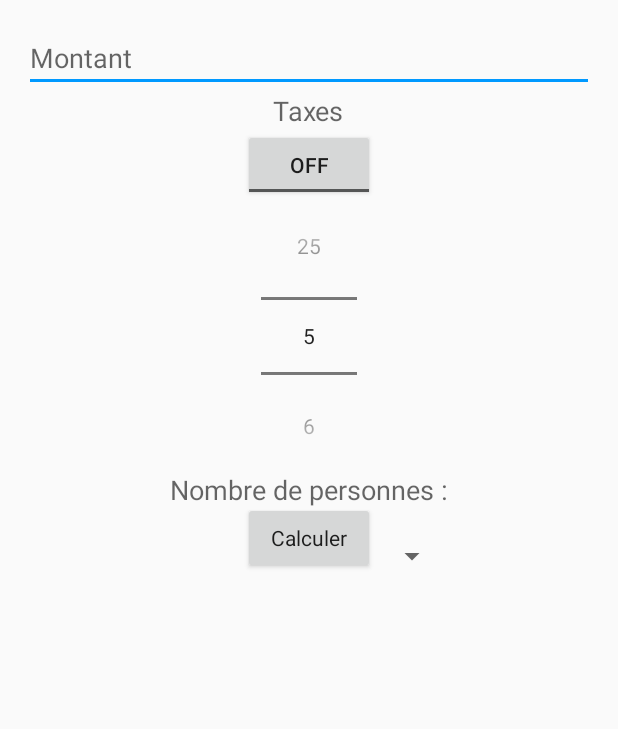
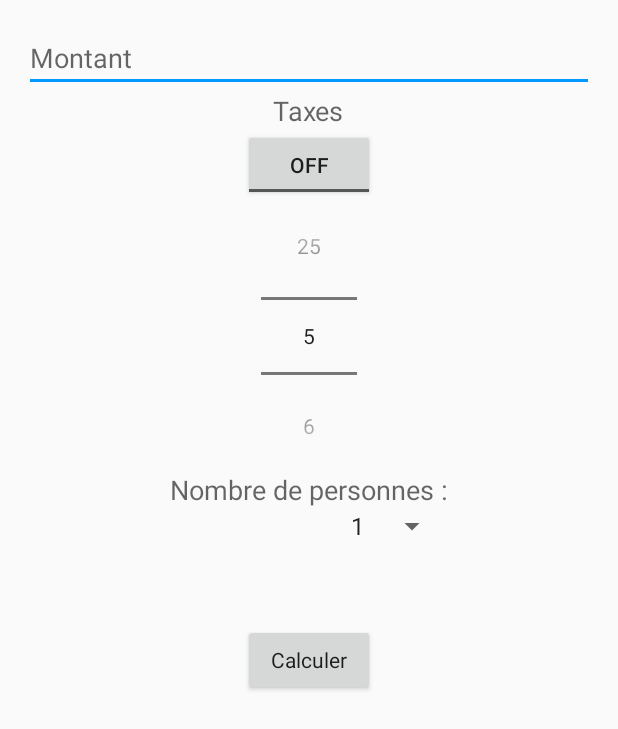
Before and after one commit to gragor3000/Mobile, an Android app: the screen it shows after launch (MainActivity), on a phone screen of 412 x 824 dp. Shown: the top 729 px of the screen. Run offline under Robolectric (Android 15) with nearby library versions, the phone set to English and light mode, and no system bars.

Commit message:
terminer l'atelier

```diff
--- a/Atelier1/app/build.gradle
+++ b/Atelier1/app/build.gradle
@@ -23,4 +23,5 @@ dependencies {
     compile fileTree(dir: 'libs', include: ['*.jar'])
     testCompile 'junit:junit:4.12'
     compile 'com.android.support:appcompat-v7:23.1.1'
+    compile 'com.android.support:design:23.1.1'
 }
--- a/Atelier1/app/src/main/res/layout/activity_main.xml
+++ b/Atelier1/app/src/main/res/layout/activity_main.xml
@@ -3,21 +3,21 @@
     xmlns:tools="http://schemas.android.com/tools"
     android:layout_width="match_parent"
     android:layout_height="match_parent"
+    android:paddingBottom="16dp"
+    android:paddingLeft="@dimen/activity_horizontal_margin"
+    android:paddingRight="@dimen/activity_horizontal_margin"
+    android:paddingTop="@dimen/activity_vertical_margin"
     tools:context="com.example.mic.atelier1.MainActivity">
 
     <RelativeLayout
         android:layout_width="match_parent"
-        android:layout_height="match_parent"
-        android:paddingBottom="16dp"
-        android:paddingLeft="@dimen/activity_horizontal_margin"
-        android:paddingRight="@dimen/activity_horizontal_margin"
-        android:paddingTop="@dimen/activity_vertical_margin">
+        android:layout_height="match_parent">
 
         <EditText
             android:id="@+id/txtMontant"
             android:layout_width="fill_parent"
             android:layout_height="wrap_content"
-            android:hint="Montant"
+            android:hint="@string/txtMontant"
             android:inputType="numberDecimal" />
 
         <Button
@@ -28,7 +28,8 @@
             android:layout_alignParentBottom="true"
             android:layout_centerHorizontal="true"
             android:singleLine="false"
-            android:text="Calculer" />
+            android:text="@string/btnSubmit"
+            android:layout_marginBottom="400dp"/>
 
 
 
@@ -64,7 +65,7 @@
             android:layout_height="wrap_content"
             android:layout_below="@+id/nbPickTip"
             android:layout_centerHorizontal="true"
-            android:text="Nombre de personnes :"
+            android:text="@string/txtvPer"
             android:textAppearance="?android:attr/textAppearanceMedium" />
 
         <Spinner
@@ -73,8 +74,9 @@
             android:layout_height="wrap_content"
             android:layout_alignEnd="@+id/textView"
             android:layout_below="@+id/textView"
-            android:layout_centerHorizontal="true"
-            android:layout_marginTop="20dp" />
+            android:layout_centerHorizontal="true"/>
+
+
     </RelativeLayout>
 
 </ScrollView>
--- /dev/null
+++ b/Atelier1/app/src/main/res/values-v21/styles.xml
@@ -0,0 +1,9 @@
+<resources>>
+
+    <style name="AppTheme.NoActionBar">
+        <item name="windowActionBar">false</item>
+        <item name="windowNoTitle">true</item>
+        <item name="android:windowDrawsSystemBarBackgrounds">true</item>
+        <item name="android:statusBarColor">@android:color/transparent</item>
+    </style>
+</resources>
--- a/Atelier1/app/src/main/res/values/dimens.xml
+++ b/Atelier1/app/src/main/res/values/dimens.xml
@@ -2,4 +2,5 @@
     <!-- Default screen margins, per the Android Design guidelines. -->
     <dimen name="activity_horizontal_margin">16dp</dimen>
     <dimen name="activity_vertical_margin">16dp</dimen>
+    <dimen name="fab_margin">16dp</dimen>
 </resources>
--- a/Atelier1/app/src/main/res/values/strings.xml
+++ b/Atelier1/app/src/main/res/values/strings.xml
@@ -1,4 +1,9 @@
 <resources>
     <string name="app_name">Atelier1</string>
-
+    <string name="title_activity_second">SecondActivity</string>
+    <string name="btnSubmit">Calculer</string>
+    <string name="txtMontant">Montant</string>
+    <string name="txtvPer">Nombre de personnes :</string>
+    <string name="txtTotal">Total</string>
+    <string name="Toast">Veuillez entrez un montant</string>
 </resources>
--- a/Atelier1/app/src/main/res/values/styles.xml
+++ b/Atelier1/app/src/main/res/values/styles.xml
@@ -8,4 +8,13 @@
         <item name="colorAccent">@color/colorAccent</item>
     </style>
 
+    <style name="AppTheme.NoActionBar">
+        <item name="windowActionBar">false</item>
+        <item name="windowNoTitle">true</item>
+    </style>
+
+    <style name="AppTheme.AppBarOverlay" parent="ThemeOverlay.AppCompat.Dark.ActionBar" />
+
+    <style name="AppTheme.PopupOverlay" parent="ThemeOverlay.AppCompat.Light" />
+
 </resources>
```
Also changed, not shown: Atelier1/app/src/main/AndroidManifest.xml (+10 -0 lines), Atelier1/app/src/main/java/com/example/mic/atelier1/MainActivity.java (+5 -7 lines), Atelier1/app/src/main/java/com/example/mic/atelier1/SecondActivity.java (+25 -15 lines), Atelier1/app/src/main/res/layout/activity_second.xml (added, +83 -0 lines), 2 other files.
